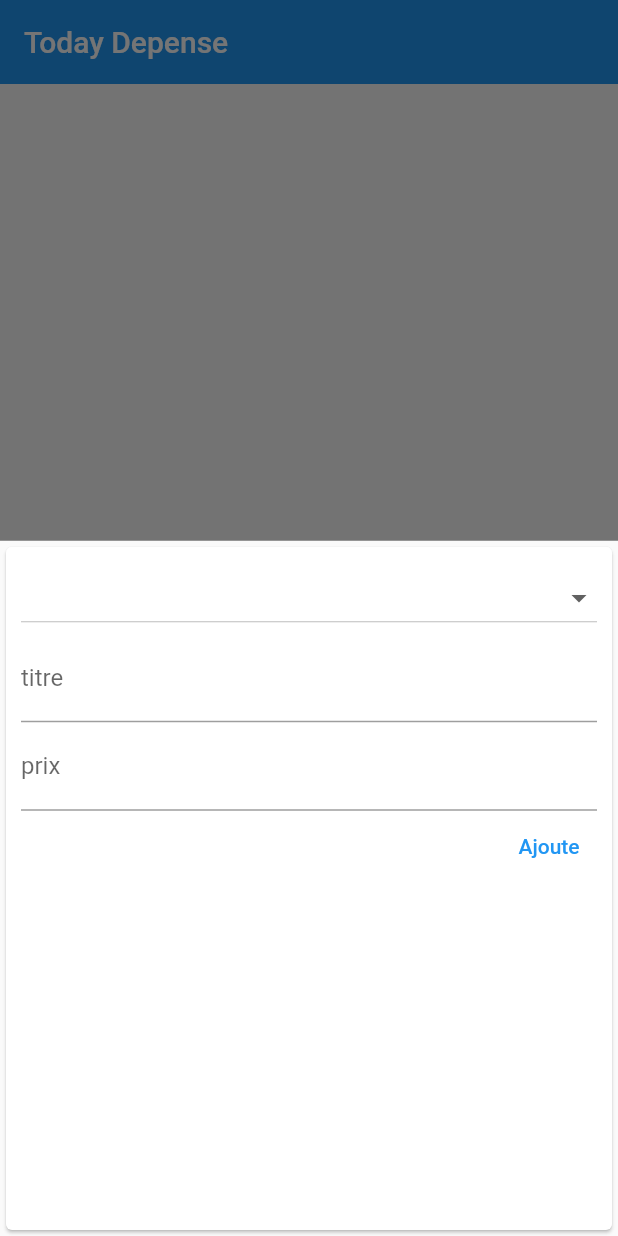
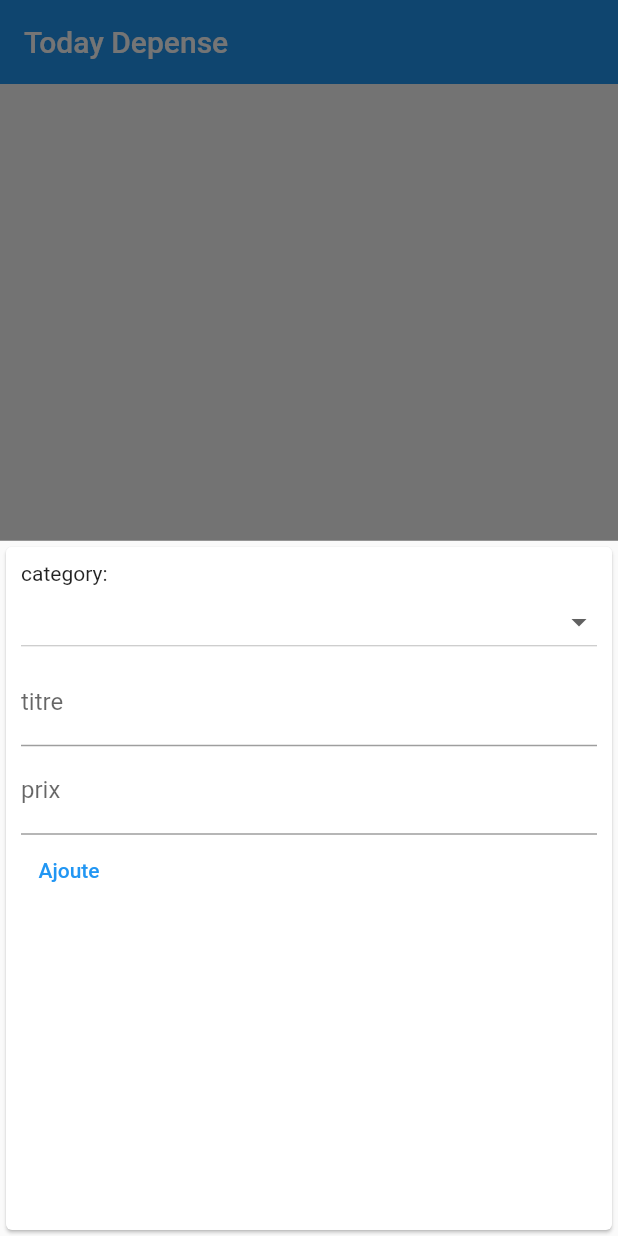
Before and after one commit to fetoumisidali/Masroufi, a Flutter app: the screen it shows after launch, after a tap on the "add" icon, on a phone screen of 412 x 824 dp. Run offline on Flutter 3.47's test engine with Material 2 defaults, Android fonts, the phone set to English and light mode, and no system bars; our stand-ins replace fl_chart, flutter_spinkit, sqflite; accounts and stored records are empty.

Commit message:
fix edit and category

```diff
--- a/lib/widgets/new_transaction.dart
+++ b/lib/widgets/new_transaction.dart
@@ -67,8 +67,9 @@ class _NewTransactionState extends State<NewTransaction> {
         padding: EdgeInsets.all(10),
         child:
         Column(
-          crossAxisAlignment: CrossAxisAlignment.end,
+          crossAxisAlignment: CrossAxisAlignment.start,
           children: [
+            Text("category:"),
             DropdownButton<String>(
               isExpanded: true,
                 value: category,
```
Also changed, not shown: lib/widgets/transaction_list.dart (+31 -2 lines).
